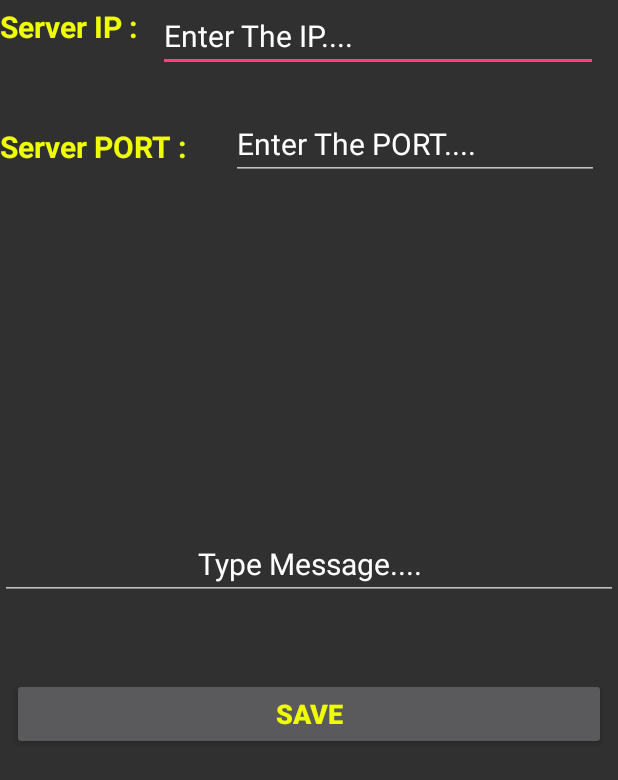
After one commit to NeroPro98/AlienApplication, an Android app: the SocketInfo screen opened directly, with no data from a screen before it, on a phone screen of 412 x 824 dp. The commit adds this screen. Shown: the top 780 px of the screen. Run offline under Robolectric (Android 15) with nearby library versions, the phone set to English and light mode, and no system bars.

Commit message:
// the third commit with socket

```diff
--- a/app/src/main/AndroidManifest.xml
+++ b/app/src/main/AndroidManifest.xml
@@ -25,7 +25,8 @@
         <activity
             android:name=".User_Service"
             android:label="@string/title_activity_user__service"
-            android:theme="@style/AppTheme.NoActionBar"></activity>
+            android:theme="@style/AppTheme.NoActionBar" />
+        <activity android:name=".SocketInfo"></activity>
     </application>
 
 </manifest>
--- a/app/src/main/java/zeon/com/chatapplication/ClientTest.java
+++ b/app/src/main/java/zeon/com/chatapplication/ClientTest.java
@@ -5,7 +5,7 @@ package zeon.com.chatapplication;
 public class ClientTest {
     public static void main(String[] args){
         Client Nero;
-        Nero = new Client("127.0.0.1");
+        Nero = new Client();
         Nero.StartRunning();
     }
 
--- a/app/src/main/java/zeon/com/chatapplication/Register.java
+++ b/app/src/main/java/zeon/com/chatapplication/Register.java
@@ -165,6 +165,11 @@ public class Register extends AppCompatActivity {
 
     }
 
+    public void To_Setting(View v){
+        Intent intent = new Intent(getApplicationContext(),SocketInfo.class);
+        startActivity(intent);
+
+    }
 
 
 
--- /dev/null
+++ b/app/src/main/java/zeon/com/chatapplication/SocketInfo.java
@@ -0,0 +1,70 @@
+package zeon.com.chatapplication;
+
+import android.content.Intent;
+import android.support.v7.app.AppCompatActivity;
+import android.os.Bundle;
+import android.view.View;
+import android.widget.Button;
+import android.widget.EditText;
+
+import java.io.DataInputStream;
+import java.io.DataOutput;
+import java.io.DataOutputStream;
+import java.io.IOException;
+import java.net.Socket;
+
+public class SocketInfo extends AppCompatActivity {
+
+    EditText port;
+    EditText ip;
+    Button save;
+    EditText message;
+
+
+    @Override
+    protected void onCreate(Bundle savedInstanceState) {
+        super.onCreate(savedInstanceState);
+        setContentView(R.layout.activity_socket_info);
+
+        port = (EditText) findViewById(R.id.PORT);
+        ip = (EditText) findViewById(R.id.IP);
+        save = (Button) findViewById(R.id.save);
+        message = (EditText) findViewById(R.id.msg);
+
+
+
+       /* Thread T = new Thread(new Runnable() {
+            @Override
+            public void run() {
+
+                try {
+                    Socket Connection = new Socket(ip.getText().toString(),Integer.parseInt(port.getText().toString()));
+                    DataOutputStream output = new DataOutputStream(Connection.getOutputStream());
+                    output.writeUTF(message.getText().toString());
+                    output.flush();
+                    Connection.close();
+                    output.close();
+
+                } catch (IOException e) {
+                    e.printStackTrace();
+                }
+
+            }
+        });
+
+        T.start();*/
+
+
+      }
+
+    public void To_Chat(View v){
+
+        String ipTxt = ip.getText().toString();
+        String portTxt = port.getText().toString();
+        Intent intent = new Intent(getApplicationContext(),Chat_Page.class);
+        intent.putExtra("IP",ipTxt);
+        intent.putExtra("PORT",portTxt);
+        startActivity(intent);
+    }
+
+    }
--- /dev/null
+++ b/app/src/main/res/layout/activity_socket_info.xml
@@ -0,0 +1,91 @@
+<?xml version="1.0" encoding="utf-8"?>
+<android.support.constraint.ConstraintLayout xmlns:android="http://schemas.android.com/apk/res/android"
+    xmlns:app="http://schemas.android.com/apk/res-auto"
+    xmlns:tools="http://schemas.android.com/tools"
+    android:layout_width="match_parent"
+    android:layout_height="match_parent"
+    tools:context=".SocketInfo">
+
+    <TextView
+        android:id="@+id/IP_TEXT"
+        android:layout_width="wrap_content"
+        android:layout_height="wrap_content"
+        android:layout_marginTop="4dp"
+        android:text="Server IP :"
+        android:textColor="@color/yellow"
+        android:textSize="20dp"
+        android:textStyle="bold"
+        app:layout_constraintTop_toTopOf="parent"
+        />
+
+    <EditText
+        android:id="@+id/IP"
+        android:layout_width="293dp"
+        android:layout_height="wrap_content"
+        android:text="Enter The IP...."
+        app:layout_constraintLeft_toRightOf="@id/IP_TEXT"
+        android:textSize="20dp"
+        app:layout_constraintRight_toRightOf="parent"/>
+
+    <TextView
+        android:id="@+id/PORT_TEXT"
+        android:layout_width="146dp"
+        android:layout_height="45dp"
+        android:layout_marginTop="80dp"
+        android:text="Server PORT :"
+        android:textColor="@color/yellow"
+        android:textSize="20dp"
+        android:textStyle="bold"
+        app:layout_constraintTop_toTopOf="@id/IP_TEXT"
+        />
+
+    <EditText
+        android:id="@+id/PORT"
+        android:layout_width="245dp"
+        android:layout_height="wrap_content"
+        android:layout_marginEnd="8dp"
+        android:layout_marginLeft="8dp"
+        android:layout_marginRight="8dp"
+        android:layout_marginStart="8dp"
+        android:layout_marginTop="24dp"
+        android:text="Enter The PORT...."
+        android:textSize="20dp"
+        app:layout_constraintEnd_toEndOf="parent"
+        app:layout_constraintHorizontal_bias="0.0"
+        app:layout_constraintRight_toRightOf="parent"
+        app:layout_constraintStart_toEndOf="@+id/PORT_TEXT"
+        app:layout_constraintTop_toBottomOf="@+id/IP" />
+
+    <Button
+        android:id="@+id/save"
+        android:layout_width="match_parent"
+        android:layout_height="wrap_content"
+        android:layout_marginBottom="324dp"
+        android:layout_marginEnd="8dp"
+        android:layout_marginLeft="8dp"
+        android:layout_marginRight="8dp"
+        android:layout_marginStart="8dp"
+        android:text="Save"
+        android:textColor="@color/yellow"
+        android:textSize="18dp"
+        android:textStyle="bold"
+        app:layout_constraintBottom_toBottomOf="parent"
+        app:layout_constraintEnd_toEndOf="parent"
+        app:layout_constraintHorizontal_bias="0.0"
+        app:layout_constraintStart_toStartOf="parent"
+        android:onClick="To_Chat"/>
+
+    <EditText
+        android:id="@+id/msg"
+        android:layout_width="match_parent"
+        android:layout_height="wrap_content"
+        android:layout_marginBottom="52dp"
+        android:text="Type Message...."
+        app:layout_constraintBottom_toTopOf="@+id/save"
+        app:layout_constraintEnd_toEndOf="parent"
+        app:layout_constraintStart_toStartOf="parent"
+        android:textAlignment="center"
+        android:textSize="20dp"/>
+
+
+</android.support.constraint.ConstraintLayout>
```
Also changed, not shown: app/src/main/java/zeon/com/chatapplication/Client.java (+113 -32 lines), app/src/main/java/zeon/com/chatapplication/Server.java (+29 -22 lines), app/src/main/java/zeon/com/chatapplication/SocketServer.java (added, +58 -0 lines), app/src/main/res/layout/activity_register.xml (+20 -0 lines).
